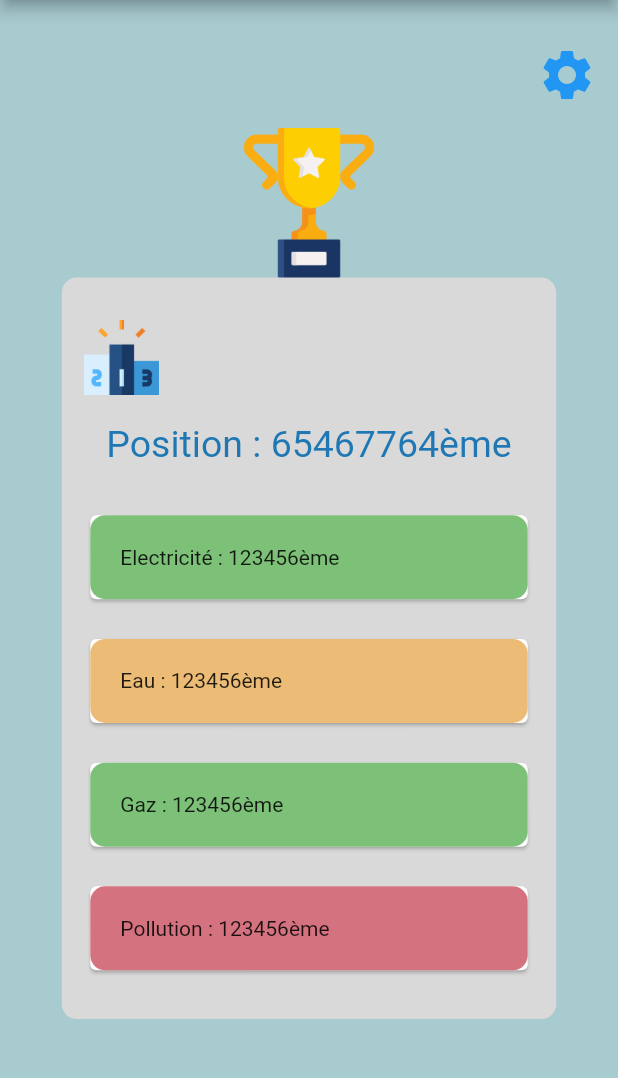
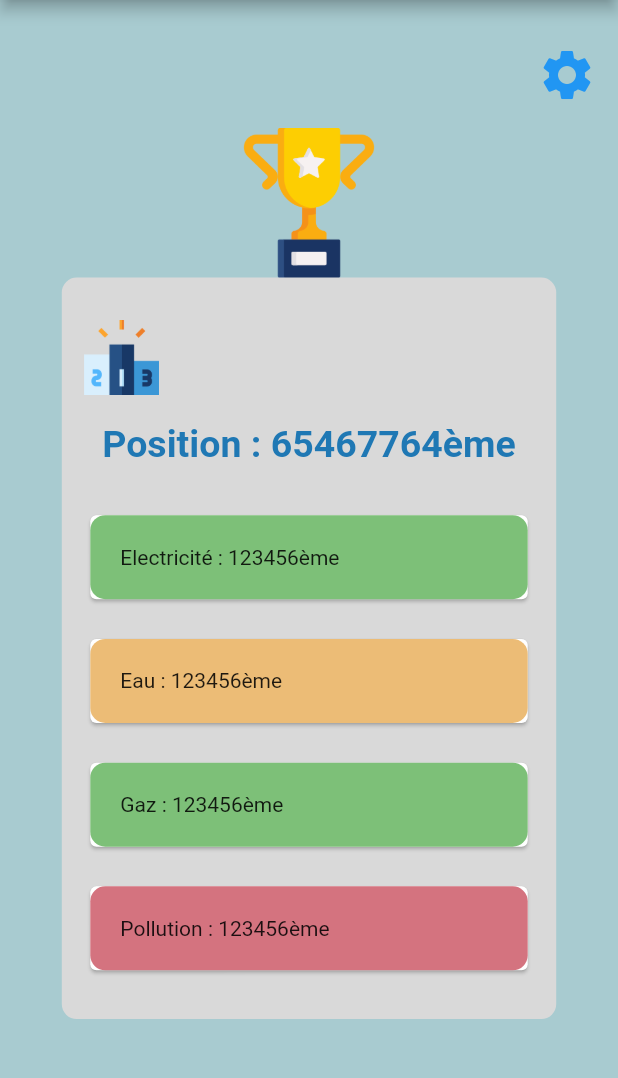
Before and after one commit to Dopey990/GreenBoost, a Flutter app: the ProfilePage screen opened directly, on a phone screen of 412 x 824 dp, the part 84-1162 px from its top. Run offline on Flutter 3.47's test engine with Material 2 defaults, Android fonts, the phone set to English and light mode, and no system bars; our stand-ins replace fl_chart, lite_rolling_switch; missing offline and left inert: flutter_titled_container.

Commit message:
Profile text

```diff
--- a/mobile/lib/profilePage.dart
+++ b/mobile/lib/profilePage.dart
@@ -80,6 +80,7 @@ class ProfilePage extends StatelessWidget {
                       style: TextStyle(
                         color: Color.fromRGBO(31, 120, 180, 1),
                         fontSize: 25,
+                        fontWeight: FontWeight.bold
                       ),
                     ),
                   ),
@@ -91,10 +92,13 @@ class ProfilePage extends StatelessWidget {
                           decoration: BoxDecoration(
                             color: Color.fromRGBO(125, 192, 120, 1),
                             borderRadius: BorderRadius.circular(10),
+
                           ),
                           padding: const EdgeInsets.all(20),
                           child: const Text("Electricité : 123456ème"),
-                          ),),),
+                          ),),
+
+                          ),
                   SizedBox(
                     width: MediaQuery.of(context).size.width * 0.8,
                     child:
@@ -105,7 +109,10 @@ class ProfilePage extends StatelessWidget {
                             borderRadius: BorderRadius.circular(10),
                           ),
                           padding: const EdgeInsets.all(20),
-                          child: const Text("Eau : 123456ème"),
+                          child: const Text("Eau : 123456ème",
+
+                          ),
+
                           ),),),
                   SizedBox(
                     width:  MediaQuery.of(context).size.width * 0.8,
```
